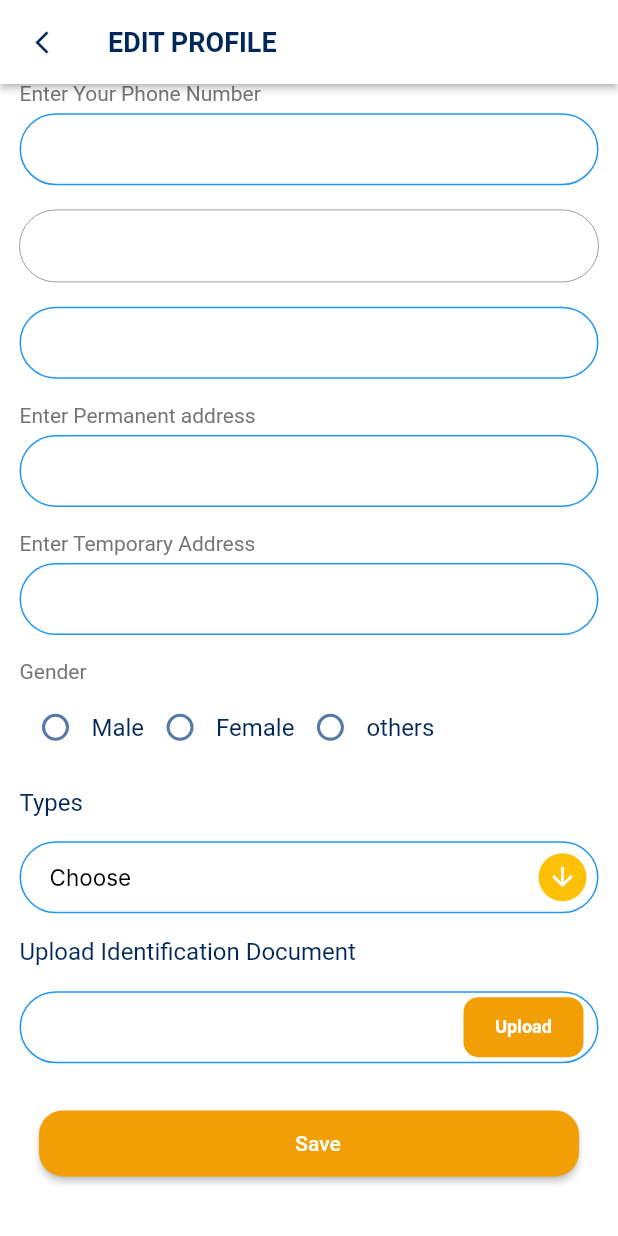
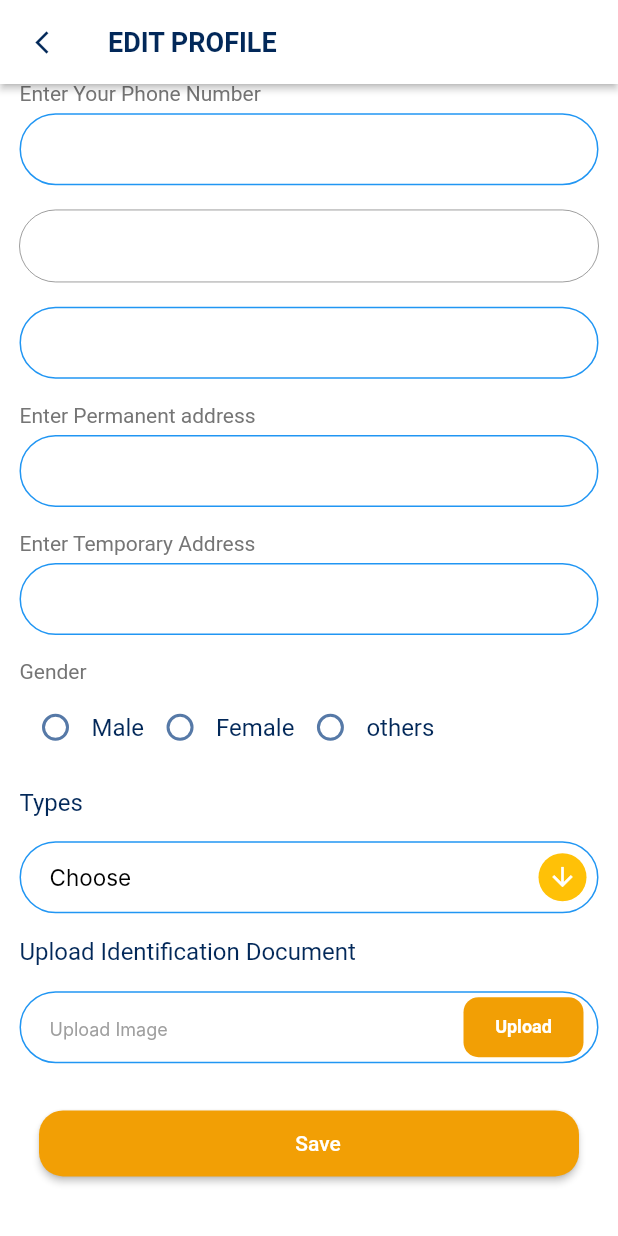
Before and after one commit to Damodar009/salesforce, a Flutter app: the EditProfileScreen screen opened directly with empty values, scrolled down 112 dp, on a phone screen of 412 x 824 dp. Run offline on Flutter 3.47's test engine with Material 2 defaults, Android fonts, the phone set to English and light mode, and no system bars; drawn by our look-alikes of date_time_picker; our stand-ins replace bloc, dartz, dio, equatable, flutter_bloc, flutter_map and 15 more; missing offline and left inert: dart:ffi, mac_address; accounts and stored records are empty; Roboto replaces fonts that are missing (DMSans, Inter).

Commit message:
edit profile working

```diff
--- a/lib/data/datasource/remoteSource/remotesource.dart
+++ b/lib/data/datasource/remoteSource/remotesource.dart
@@ -2,6 +2,7 @@ import 'dart:convert';
 import 'package:dio/dio.dart';
 import 'package:hive/hive.dart';
 import 'package:injectable/injectable.dart';
+import 'package:salesforce/data/datasource/local_data_sources.dart';
 import 'package:salesforce/data/models/RetailerPojo.dart';
 import 'package:salesforce/data/models/SalesDataCollection.dart';
 import 'package:salesforce/data/models/SaveUserDetailsDataModel.dart';
@@ -57,6 +58,7 @@ abstract class RemoteSource {
 class RemoteSourceImplementation implements RemoteSource {
   Dio dio = Dio();
   var useCaseForHiveImpl = getIt<UseCaseForHiveImpl>();
+  final signInLocalDataSource = getIt<SignInLocalDataSource>();
 
   RemoteSourceImplementation();
 
--- a/lib/presentation/pages/editProfile.dart
+++ b/lib/presentation/pages/editProfile.dart
@@ -1,4 +1,5 @@
 import 'dart:io';
+
 import 'package:date_time_picker/date_time_picker.dart';
 import 'package:flutter/material.dart';
 import 'package:flutter/services.dart';
@@ -49,27 +50,6 @@ class _EditProfileScreenState extends State<EditProfileScreen> {
     });
   }
 
-  bool hasImage = false;
-  Future getImage() async {
-    final ImagePicker _picker = ImagePicker();
-    try {
-      final image = await _picker.pickImage(source: ImageSource.gallery);
-      print("dfgsadg");
-      if (image == null) return;
-      print(image.name);
-      _pickImageController.text = image.name;
-      final imageTemporary = File(image.path);
-      print("this is path of image ");
-      print(imageTemporary);
-      setState(() {
-        this.image = imageTemporary;
-        hasImage = true;
-      });
-    } on PlatformException catch (e) {
-      debugPrint('Failed to pick image: $e');
-    }
-  }
-
   var useCaseForRemoteSourceimpl = getIt<UseCaseForRemoteSourceimpl>();
 
   final TextEditingController _userNameController = TextEditingController();
@@ -84,7 +64,6 @@ class _EditProfileScreenState extends State<EditProfileScreen> {
       TextEditingController();
 
   final TextEditingController _genderController = TextEditingController();
-  final TextEditingController _pickImageController = TextEditingController();
 
   String dobOnChangeValue = "";
 
@@ -332,13 +311,14 @@ class _EditProfileScreenState extends State<EditProfileScreen> {
                     //image
 
                     Stack(
+                      // textDirection: TextDirection.rtl,
                       children: [
-                        TextField(
+                        const TextField(
                           decoration: InputDecoration(
                               fillColor: Colors.white,
-                              errorStyle: const TextStyle(
-                                  color: AppColors.primaryColor),
-                              border: const OutlineInputBorder(
+                              errorStyle:
+                                  TextStyle(color: AppColors.primaryColor),
+                              border: OutlineInputBorder(
                                 borderRadius: BorderRadius.all(
                                   Radius.circular(15.0),
                                 ),
@@ -346,25 +326,20 @@ class _EditProfileScreenState extends State<EditProfileScreen> {
                                     color: AppColors.textFeildINputBorder),
                               ),
                               filled: true,
-                              hintStyle: const TextStyle(
+                              hintStyle: TextStyle(
                                 color: Colors.grey,
                                 fontFamily: 'Inter',
                                 fontSize: 12,
                               ),
-                              hintText: (widget.getProfileState.userDetail!
-                                          .userDocument ==
-                                      null)
-                                  ? "Upload Image"
-                                  : widget
-                                      .getProfileState.userDetail!.userDocument,
-                              contentPadding: const EdgeInsets.symmetric(
+                              hintText: "Upload Image",
+                              contentPadding: EdgeInsets.symmetric(
                                   horizontal: 20, vertical: 5),
-                              focusedBorder: const OutlineInputBorder(
+                              focusedBorder: OutlineInputBorder(
                                   borderSide: BorderSide(color: Colors.blue),
                                   borderRadius: BorderRadius.all(
                                     Radius.circular(30.0),
                                   )),
-                              enabledBorder: const OutlineInputBorder(
+                              enabledBorder: OutlineInputBorder(
                                   borderSide: BorderSide(color: Colors.blue),
                                   borderRadius: BorderRadius.all(
                                     Radius.circular(30.0),
@@ -409,6 +384,7 @@ class _EditProfileScreenState extends State<EditProfileScreen> {
                             print("object99999");
 
                             //image event
+
                             BlocProvider.of<UploadImageBloc>(context)
                                 .add(SaveImageEvent(imageName: image!.path));
 
@@ -416,7 +392,7 @@ class _EditProfileScreenState extends State<EditProfileScreen> {
 
                             String? imageId = Imagestate is SaveImageLoadedState
                                 ? Imagestate.imageResponse
-                                : "Image unable to upload";
+                                : null;
 
                             //edit profile event
 
@@ -477,7 +453,7 @@ class _EditProfileScreenState extends State<EditProfileScreen> {
                               ),
                             );
 
-                            // Navigator.pushNamed(context, Routes.menuScreen);
+                            Navigator.pushNamed(context, Routes.profileRoute);
                             // BlocProvider.of<ProfileBloc>(context)
                             //     .add(GetProfileEvent());
                           },
--- a/lib/presentation/pages/profilePage.dart
+++ b/lib/presentation/pages/profilePage.dart
@@ -19,8 +19,9 @@ class _ProfileScreenState extends State<ProfileScreen> {
   void initState() {
     // TODO: implement initState
     print("your are in profile page");
+
+    super.initState();
     BlocProvider.of<ProfileBloc>(context).add(GetProfileEvent());
-    super.initState();
   }
 
   @override
```
Also changed, not shown: lib/presentation/blocs/upload_image/upload_image_bloc.dart (+8 -4 lines).
